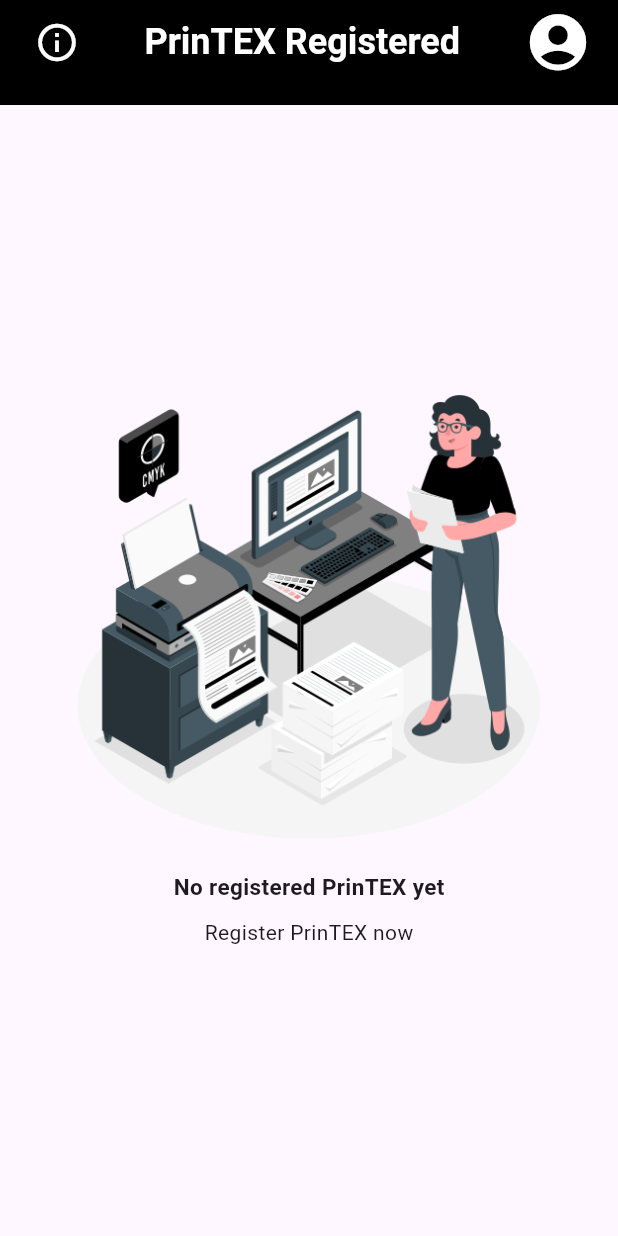
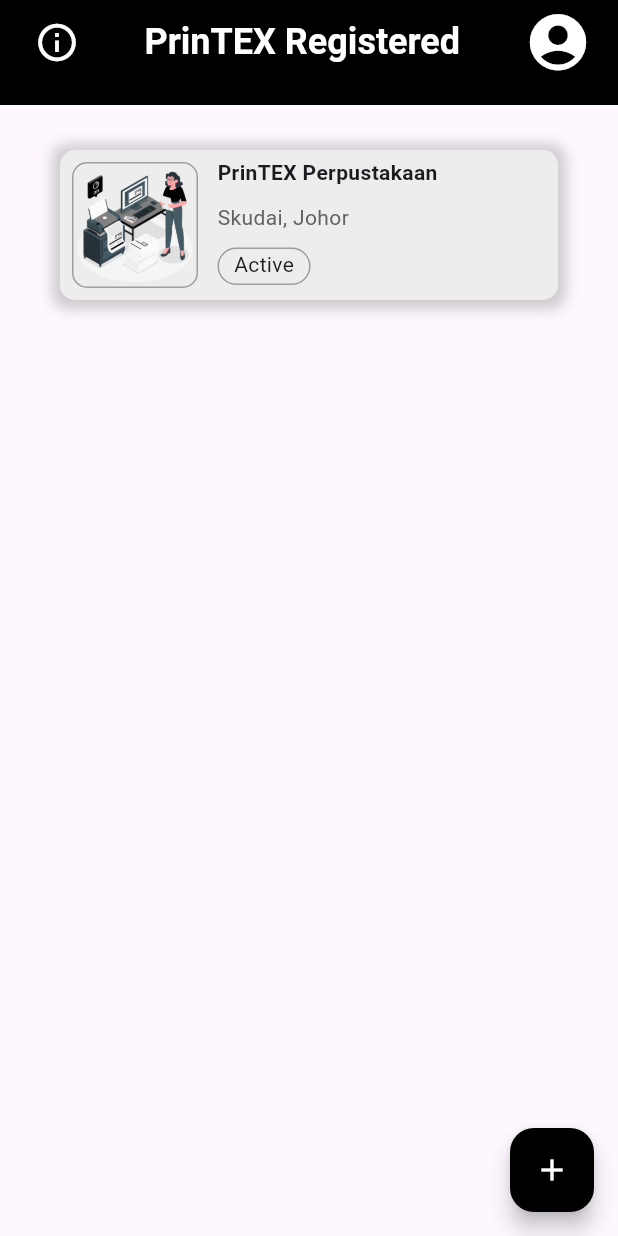
Before and after one commit to iqmalje/printex_business_app, a Flutter app: the Homepage screen opened directly, on a phone screen of 412 x 824 dp. Run offline on Flutter 3.47's test engine with Material 3 defaults, Android fonts, the light colour scheme and no system bars; our stand-ins replace email_validator, flutter_dotenv, flutter_multi_formatter, flutter_svg, image_picker, supabase_flutter; accounts and stored records are empty; Roboto replaces fonts that are missing (Poppins); project files that could hold a hidden picture were left out.

Commit message:
homepage

```diff
--- a/lib/homepage/homepage.dart
+++ b/lib/homepage/homepage.dart
@@ -1,4 +1,9 @@
+import 'dart:ui';
+
+import 'package:flutter/cupertino.dart';
 import 'package:flutter/material.dart';
+import 'package:flutter/rendering.dart';
+import 'package:flutter/widgets.dart';
 import 'package:printex_business_app/components.dart';
 
 class Homepage extends StatefulWidget {
@@ -14,23 +19,102 @@ class _HomepageState extends State<Homepage> {
     return Scaffold(
         appBar: PrinTEXComponents()
             .appBar('PrinTEX Registered', context, null, showInfo: true),
+        floatingActionButton: FloatingActionButton(
+          onPressed: () {},
+          backgroundColor: Colors.black,
+          child: const Icon(Icons.add, color: Colors.white),
+        ),
         body: Center(
-          child: Container(
-            height: MediaQuery.of(context).size.height * 0.5,
-            width: MediaQuery.of(context).size.width * 0.8,
-            child: Column(
+            child: Container(
+          padding: const EdgeInsets.symmetric(horizontal: 40, vertical: 30),
+          child: Column(children: [
+            Row(
+              mainAxisAlignment: MainAxisAlignment.spaceEvenly,
               children: [
-                Image.asset('assets/images/printer-amico.png'),
-                const SizedBox(height: 10),
-                const Text(
-                  "No registered PrinTEX yet",
-                  style: TextStyle(fontWeight: FontWeight.bold, fontSize: 15),
+                Expanded(
+                  child: Container(
+                    height: 100, // Height of the first row
+                    decoration: BoxDecoration(
+                      color: const Color.fromARGB(
+                          248, 238, 238, 238), // Background color
+                      borderRadius:
+                          BorderRadius.circular(10), // Rounded corners
+                      boxShadow: [
+                        BoxShadow(
+                          color: Colors.grey.withOpacity(0.5), // Shadow color
+                          spreadRadius: 5, // Spread radius
+                          blurRadius: 7, // Blur radius
+                          offset: const Offset(0, 1), // Offset
+                        ),
+                      ],
+                    ),
+                    child: Row(
+                      children: [
+                        Padding(
+                          padding: const EdgeInsets.all(8.0),
+                          child: Container(
+                            decoration: BoxDecoration(
+                              borderRadius: BorderRadius.circular(10),
+                              border: Border.all(color: Colors.grey),
+                            ),
+                            child:
+                                Image.asset('assets/images/printer-amico.png'),
+                          ),
+                        ),
+                        Column(
+                          crossAxisAlignment: CrossAxisAlignment.start,
+                          children: [
+                            Row(
+                              children: [
+                                Padding(
+                                  padding: EdgeInsets.all(5.0),
+                                  child: Text(
+                                    "PrinTEX Perpustakaan ", //text AKAN OVERFLOWWWWWWW
+                                    style:
+                                        TextStyle(fontWeight: FontWeight.bold),
+                                  ),
+                                ),
+                              ],
+                            ),
+                            Row(
+                              children: [
+                                Padding(
+                                  padding: EdgeInsets.all(5.0),
+                                  child: Text(
+                                    "Skudai, Johor", //text AKAN OVERFLOWWWWWWW
+                                    style: TextStyle(
+                                        color: Color.fromRGBO(99, 99, 99, 1)),
+                                  ),
+                                ),
+                              ],
+                            ),
+                            Row(
+                              children: [
+                                Padding(
+                                  padding: EdgeInsets.all(5.0),
+                                  child: Container(
+                                    height: 25,
+                                    decoration: BoxDecoration(
+                                      borderRadius: BorderRadius.circular(20),
+                                      border: Border.all(color: Colors.grey),
+                                    ),
+                                    child: Padding(
+                                        padding: EdgeInsets.symmetric(
+                                            horizontal: 10),
+                                        child: Text('Active')),
+                                  ),
+                                )
+                              ],
+                            ),
+                          ],
+                        ),
+                      ],
+                    ),
+                  ),
                 ),
-                const SizedBox(height: 10),
-                const Text("Register PrinTEX now"),
               ],
             ),
-          ),
-        ));
+          ]),
+        )));
   }
 }
--- /dev/null
+++ b/lib/homepage/homepage2.dart
@@ -0,0 +1,41 @@
+import 'package:flutter/material.dart';
+import 'package:printex_business_app/components.dart';
+
+class Homepage extends StatefulWidget {
+  const Homepage({super.key});
+
+  @override
+  State<Homepage> createState() => _HomepageState();
+}
+
+class _HomepageState extends State<Homepage> {
+  @override
+  Widget build(BuildContext context) {
+    return Scaffold(
+        appBar: PrinTEXComponents()
+            .appBar('PrinTEX Registered', context, null, showInfo: true),
+        floatingActionButton: FloatingActionButton(
+          onPressed: () {},
+          backgroundColor: Colors.black,
+          child: const Icon(Icons.add, color: Colors.white),
+        ),
+        body: Center(
+          child: Container(
+            height: MediaQuery.of(context).size.height * 0.5,
+            width: MediaQuery.of(context).size.width * 0.8,
+            child: Column(
+              children: [
+                Image.asset('assets/images/printer-amico.png'),
+                const SizedBox(height: 10),
+                const Text(
+                  "No registered PrinTEX yet",
+                  style: TextStyle(fontWeight: FontWeight.bold, fontSize: 15),
+                ),
+                const SizedBox(height: 10),
+                const Text("Register PrinTEX now"),
+              ],
+            ),
+          ),
+        ));
+  }
+}
```
